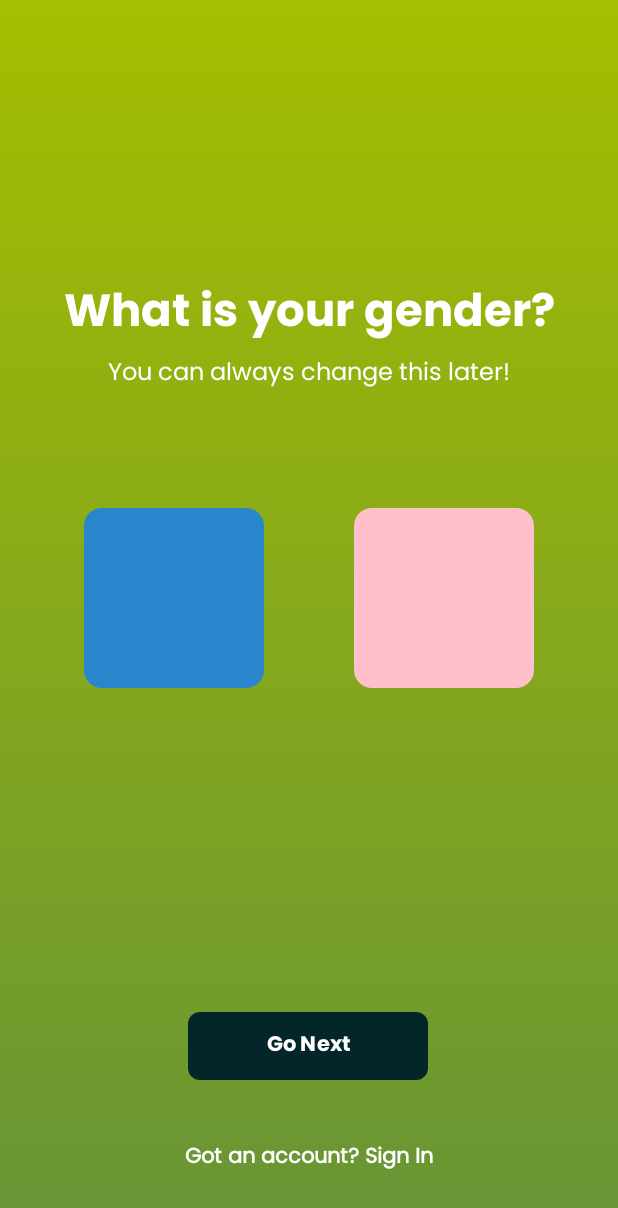
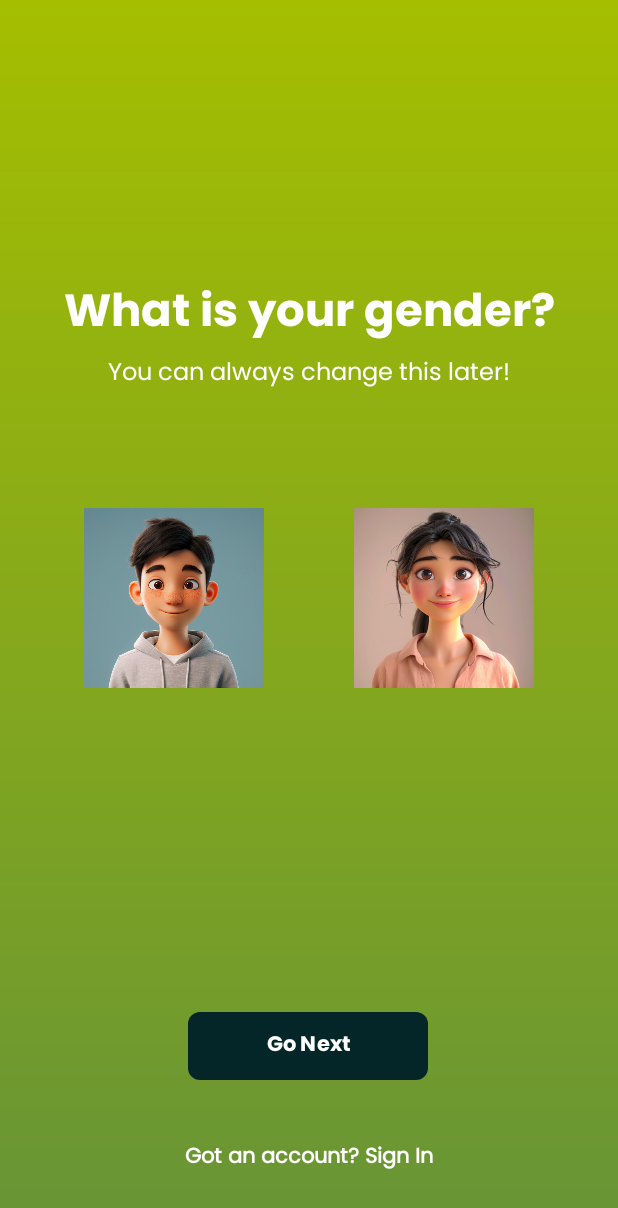
Before and after one commit to cowcow22/UTS_MAP_Mangan, an Android app: the WelcomePageGenderActivity screen opened directly, with no data from a screen before it, on a phone screen of 412 x 824 dp. Shown: the top 1208 px of the screen. Run offline under Robolectric (Android 15) with nearby library versions, the light colour scheme and no system bars.

Commit message:
Icon Gender

```diff
--- a/app/src/main/res/layout/welcome_page_gender.xml
+++ b/app/src/main/res/layout/welcome_page_gender.xml
@@ -61,7 +61,7 @@
             android:layout_width="120dp"
             android:layout_height="120dp"
             android:layout_marginEnd="30dp"
-            android:background="@drawable/male_button_background"
+            android:background="@drawable/ic_male"
             android:button="@null"
             app:backgroundTint="@null"
             app:layout_constraintEnd_toStartOf="@+id/btn_female"
@@ -72,7 +72,7 @@
             android:layout_width="120dp"
             android:layout_height="120dp"
             android:layout_marginStart="30dp"
-            android:background="@drawable/female_button_background"
+            android:background="@drawable/ic_female"
             android:button="@null"
             app:backgroundTint="@null"
             app:layout_constraintEnd_toEndOf="parent"
```
Also changed, not shown: app/src/main/res/drawable/ic_female.jpg (added), app/src/main/res/drawable/ic_male.jpg (added).
